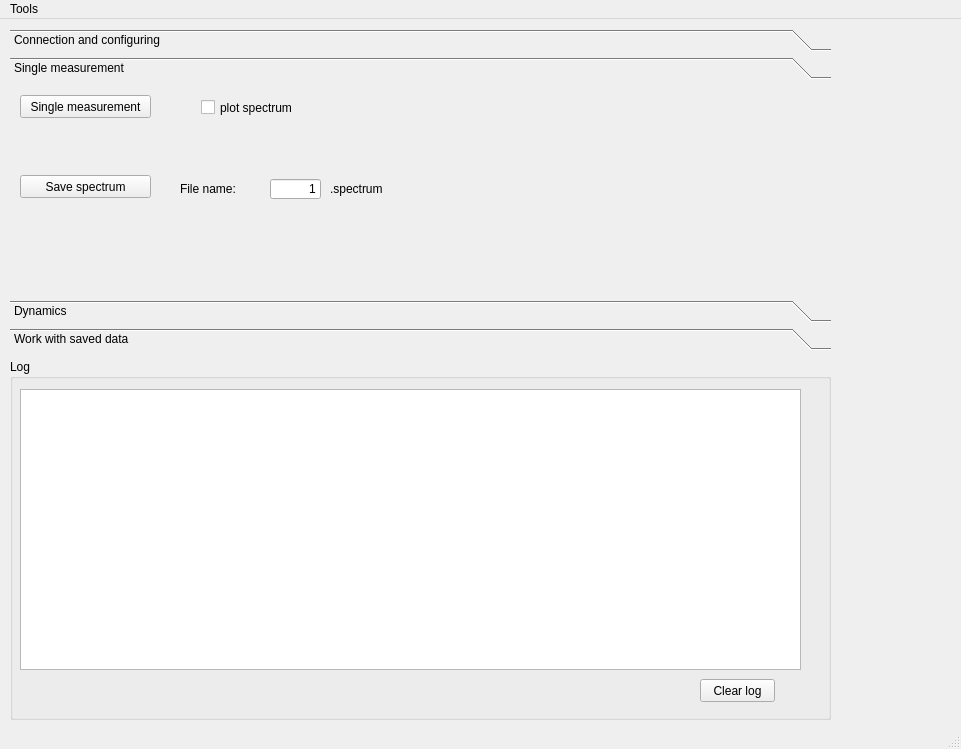
IlyaVatnik/AFR_interrogator, file UIs/mainwindow.ui: the form before one commit.
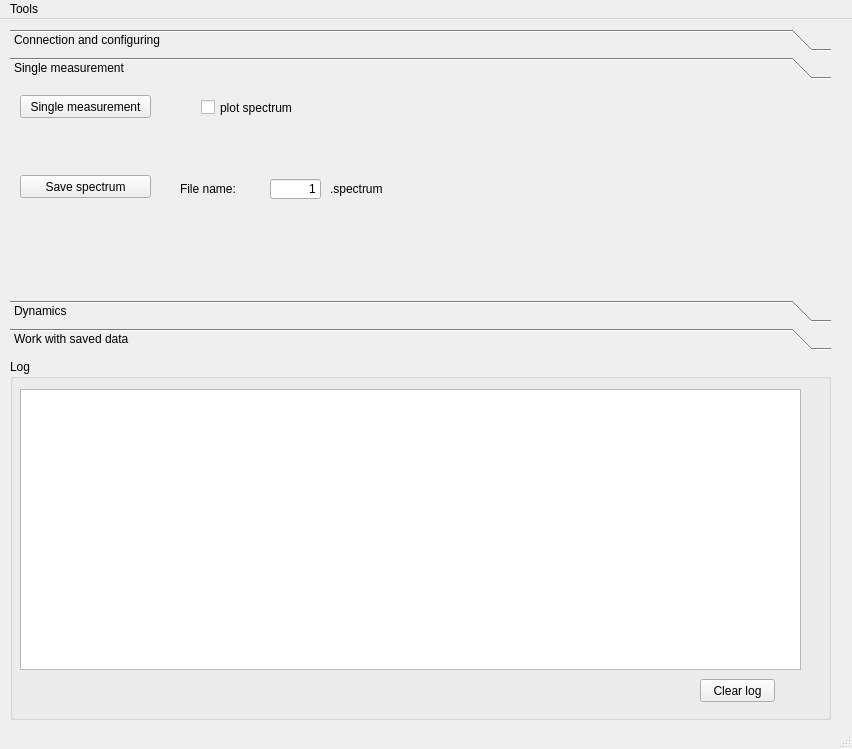
The form after the commit. The open tabs and pages were chosen to show the change.

```diff
--- a/UIs/mainwindow.ui
+++ b/UIs/mainwindow.ui
@@ -6,7 +6,7 @@
    <rect>
     <x>0</x>
     <y>0</y>
-    <width>961</width>
+    <width>852</width>
     <height>749</height>
    </rect>
   </property>
@@ -389,8 +389,8 @@
     <rect>
      <x>0</x>
      <y>0</y>
-     <width>961</width>
-     <height>21</height>
+     <width>852</width>
+     <height>26</height>
     </rect>
    </property>
    <widget class="QMenu" name="menuTools">
```
Left out of the diff: 14 changed lines with no effect on the pictures.
